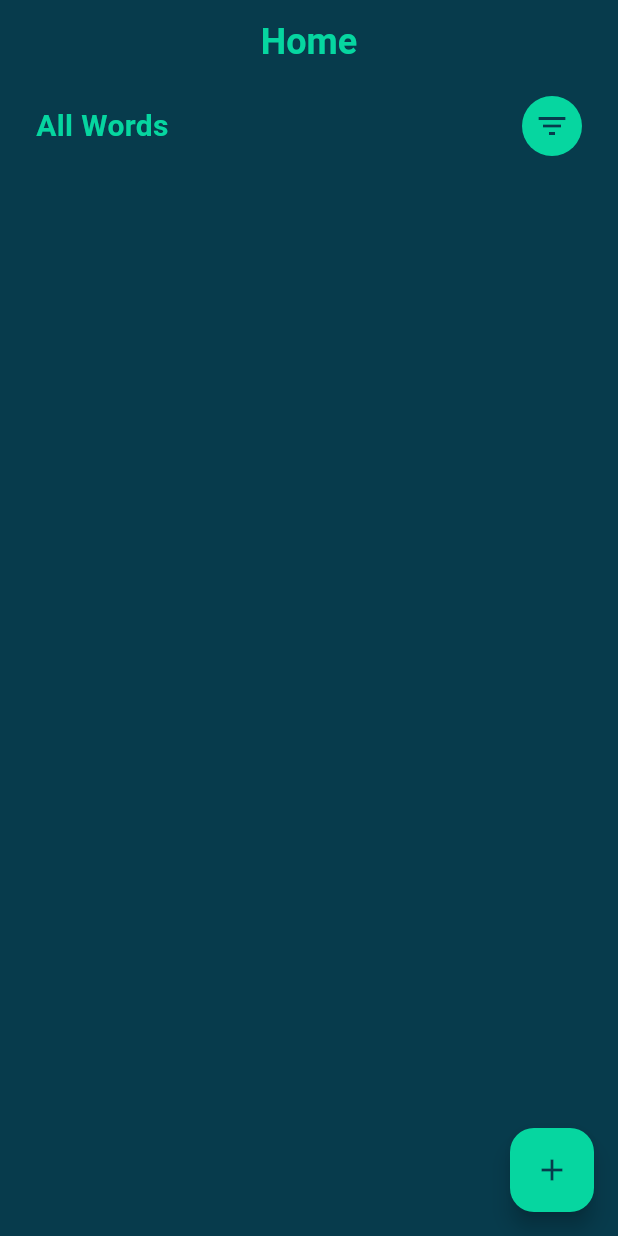
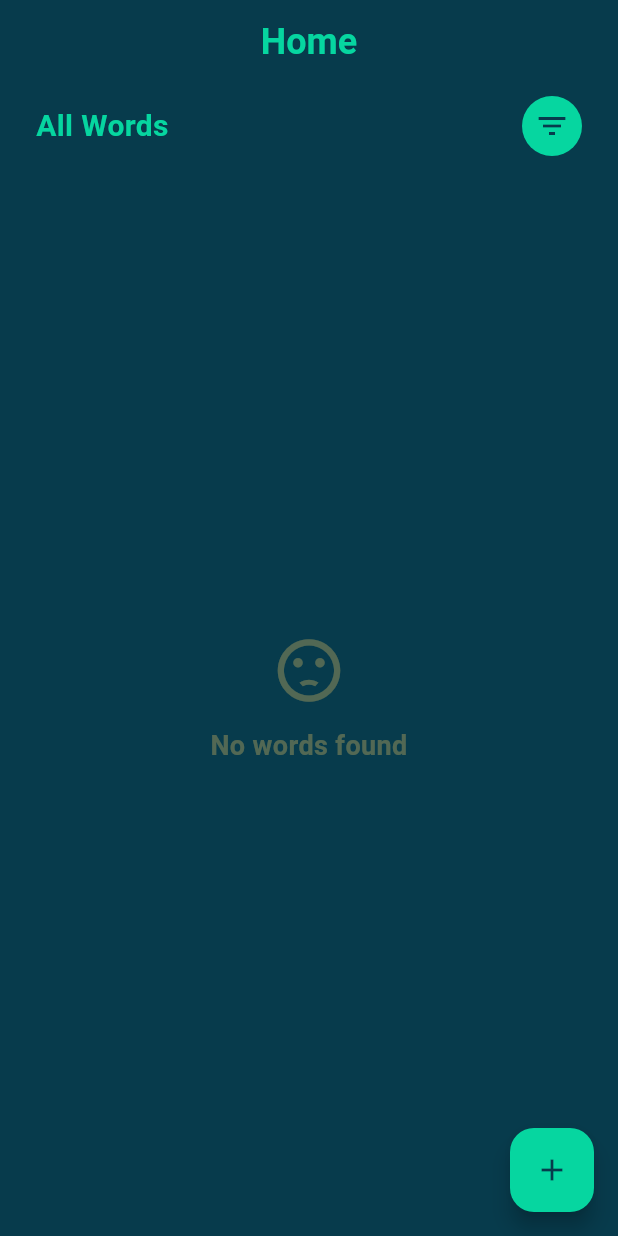
Before and after one commit to wael-saif23/words-note, a Flutter app: the screen it shows after launch, on a phone screen of 412 x 824 dp. Run offline on Flutter 3.47's test engine with Material 3 defaults, Android fonts, the phone set to English and light mode, and no system bars; our stand-ins replace bloc, flutter_bloc, hive_flutter; accounts and stored records are empty.

Commit message:
feat: Implement word details view and enhance UI
Introduces a dedicated view to display detailed information about a specific word.
Additionally, refines the user interface by incorporating loading and error states
for a more informative and polished user experience.

```diff
--- /dev/null
+++ b/lib/views/widgets/exception_widget.dart
@@ -0,0 +1,32 @@
+import 'package:flutter/material.dart';
+import 'package:words_note/views/styles/color_manager.dart';
+
+class ExceptionWidget extends StatelessWidget {
+  const ExceptionWidget(
+      {super.key, required this.iconData, required this.message});
+  final IconData iconData;
+  final String message;
+  @override
+  Widget build(BuildContext context) {
+    return Column(
+      mainAxisAlignment: MainAxisAlignment.center,
+      children: [
+        Icon(
+          iconData,
+          color: ColorManager.sunglow.withOpacity(.3),
+          size: 50,
+        ),
+        const SizedBox(height: 12),
+        Text(
+          message,
+          textAlign: TextAlign.center,
+          style: TextStyle(
+            color: ColorManager.sunglow.withOpacity(.3),
+            fontSize: 18,
+            fontWeight: FontWeight.bold,
+          ),
+        ),
+      ],
+    );
+  }
+}
--- a/lib/views/widgets/words_widget.dart
+++ b/lib/views/widgets/words_widget.dart
@@ -2,6 +2,8 @@ import 'package:flutter/material.dart';
 import 'package:flutter_bloc/flutter_bloc.dart';
 import 'package:words_note/controller/read_words_cubit/read_words_cubit.dart';
 import 'package:words_note/models/word_model.dart';
+import 'package:words_note/views/widgets/exception_widget.dart';
+import 'package:words_note/views/widgets/loading_widget.dart';
 import 'package:words_note/views/widgets/word_item_widget.dart';
 
 class WordsWidget extends StatelessWidget {
@@ -17,7 +19,7 @@ class WordsWidget extends StatelessWidget {
           }
           return _getWordsWidget(state.words);
         } else if (state is ReadWordsFailure) {
-          return _getReadingFailureWidget();
+          return _getReadingFailureWidget(message: state.message);
         } else {
           return _getReadingLoadingWidget();
         }
@@ -35,19 +37,23 @@ class WordsWidget extends StatelessWidget {
           childAspectRatio: 1.5,
         ),
         itemBuilder: (context, index) {
-          return WordItemWidget(word: words[index]);
+          return WordItemWidget(wordModel: words[index]);
         });
   }
 
   Widget _getWordsEmptyWidget() {
-    return const SizedBox();
+    return const ExceptionWidget(
+      iconData: Icons.sentiment_dissatisfied,
+      message: 'No words found',
+    );
   }
 
-  Widget _getReadingFailureWidget() {
-    return const SizedBox();
+  Widget _getReadingFailureWidget({required String message}) {
+    return ExceptionWidget(
+        iconData: Icons.sentiment_dissatisfied, message: message);
   }
 
   Widget _getReadingLoadingWidget() {
-    return const SizedBox();
+    return const LoadingWidget();
   }
 }
```
Also changed, not shown: lib/views/screens/word_details_view.dart (added, +21 -0 lines), lib/views/widgets/loading_widget.dart (added, +15 -0 lines), lib/views/widgets/word_item_widget.dart (+11 -6 lines).
